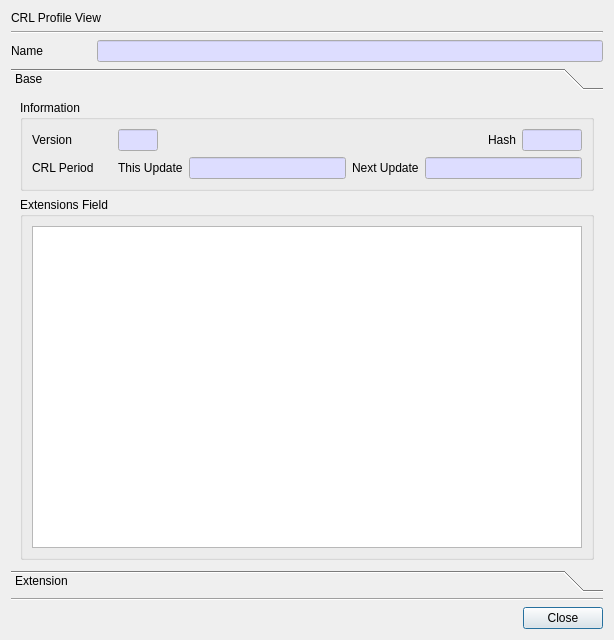
jykim74/CertMan, file CertMan/view_crl_profile_dlg.ui: the form before one commit.
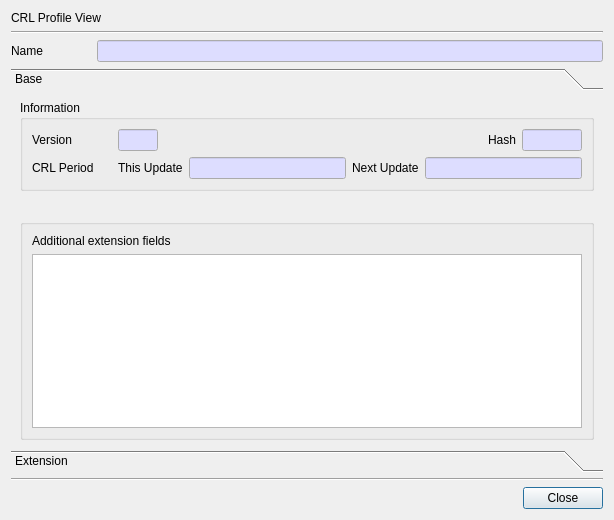
The form after the commit. The open tabs and pages were chosen to show the change.

Commit message: UI 개선

```diff
--- a/CertMan/view_crl_profile_dlg.ui
+++ b/CertMan/view_crl_profile_dlg.ui
@@ -7,13 +7,13 @@
     <x>0</x>
     <y>0</y>
     <width>614</width>
-    <height>640</height>
+    <height>520</height>
    </rect>
   </property>
   <property name="minimumSize">
    <size>
     <width>500</width>
-    <height>500</height>
+    <height>0</height>
    </size>
   </property>
   <property name="windowTitle">
@@ -93,10 +93,16 @@
    </item>
    <item>
     <widget class="QToolBox" name="mProfileToolBox">
+     <property name="sizePolicy">
+      <sizepolicy hsizetype="Preferred" vsizetype="Expanding">
+       <horstretch>0</horstretch>
+       <verstretch>0</verstretch>
+      </sizepolicy>
+     </property>
      <property name="minimumSize">
       <size>
        <width>0</width>
-       <height>500</height>
+       <height>400</height>
       </size>
      </property>
      <property name="currentIndex">
@@ -110,8 +116,8 @@
        <rect>
         <x>0</x>
         <y>0</y>
-        <width>590</width>
-        <height>450</height>
+        <width>596</width>
+        <height>350</height>
        </rect>
       </property>
       <attribute name="label">
@@ -350,11 +356,38 @@
         </widget>
        </item>
        <item>
-        <widget class="QGroupBox" name="mExtensionsLabel">
+        <spacer name="verticalSpacer">
+         <property name="orientation">
+          <enum>Qt::Vertical</enum>
+         </property>
+         <property name="sizeHint" stdset="0">
+          <size>
+           <width>20</width>
+           <height>40</height>
+          </size>
+         </property>
+        </spacer>
+       </item>
+       <item>
+        <widget class="QGroupBox" name="mExtensionsGroup">
          <property name="title">
-          <string>Extensions Field</string>
+          <string/>
          </property>
          <layout class="QVBoxLayout" name="verticalLayout_4">
+          <item>
+           <layout class="QGridLayout" name="gridLayout_6">
+            <property name="topMargin">
+             <number>0</number>
+            </property>
+            <item row="0" column="0">
+             <widget class="QLabel" name="mExtensionsLabel_2">
+              <property name="text">
+               <string>Additional extension fields</string>
+              </property>
+             </widget>
+            </item>
+           </layout>
+          </item>
           <item>
            <widget class="QTableWidget" name="mExtensionsTable"/>
           </item>
```
Left out of the diff: 199 changed lines with no effect on the pictures. The commit also changes 5 other files.
